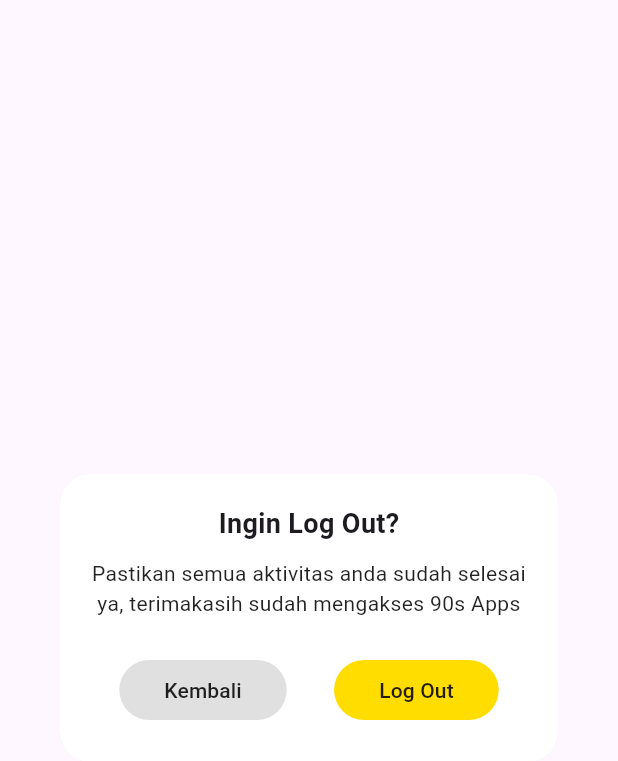
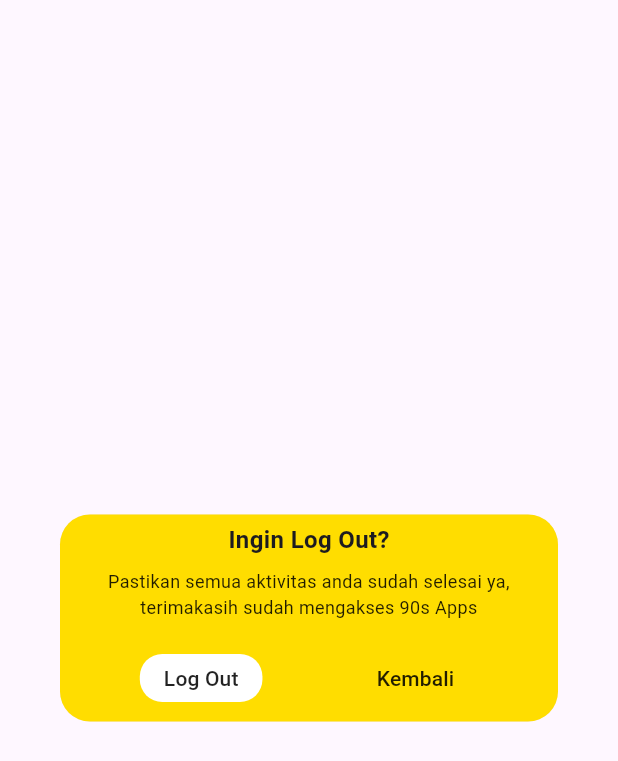
Before and after one commit to ierzet/nineties_connect, a Flutter app: the LogoutDialog widget shown alone on an empty page, opened directly, on a phone screen of 412 x 824 dp. Shown: the top 761 px of the screen. Run offline on Flutter 3.47's test engine with Material 3 defaults, Android fonts, the light colour scheme and no system bars; our stand-ins replace bloc, dots_indicator, equatable, flutter_bloc, flutter_svg, font_awesome_flutter and 3 more; Roboto replaces fonts that are missing (Montserrat); project files that could hold a hidden picture were left out.

Commit message:
fitur-logout

```diff
--- a/lib/features/gallery/presentation/pages/gallery_screen.dart
+++ b/lib/features/gallery/presentation/pages/gallery_screen.dart
@@ -37,6 +37,7 @@ class GalleryScreen extends StatelessWidget {
               const SizedBox(height: 20),
               Row(
                 children: [
+                  const SizedBox(width: 10),
                   Container(
                     decoration: BoxDecoration(
                       shape: BoxShape.circle,
--- a/lib/features/logout/presentation/cubit/logout_state.dart
+++ b/lib/features/logout/presentation/bloc/logout_state.dart
@@ -1,14 +1,10 @@
-part of 'logout_cubit.dart';
+part of 'logout_bloc.dart';
 
 abstract class LogoutState extends Equatable {
-  const LogoutState();
-
   @override
   List<Object> get props => [];
 }
 
 class LogoutInitial extends LogoutState {}
 
-class LogoutLoading extends LogoutState {}
-
 class LogoutSuccess extends LogoutState {}
--- a/lib/features/logout/presentation/cubit/logout_cubit.dart
+++ /dev/null
@@ -1,17 +0,0 @@
-import 'package:bloc/bloc.dart';
-import 'package:equatable/equatable.dart';
-
-part 'logout_state.dart';
-
-class LogoutCubit extends Cubit<LogoutState> {
-  LogoutCubit() : super(LogoutInitial());
-
-  void logout() {
-    emit(LogoutLoading());
-
-    // Simulasi proses logout (misal hapus token atau sesi pengguna)
-    Future.delayed(const Duration(seconds: 1), () {
-      emit(LogoutSuccess());
-    });
-  }
-}
--- a/lib/features/logout/presentation/pages/logout_dialog.dart
+++ b/lib/features/logout/presentation/pages/logout_dialog.dart
@@ -1,7 +1,5 @@
 import 'package:flutter/material.dart';
-import 'package:flutter_bloc/flutter_bloc.dart';
-import 'package:go_router/go_router.dart';
-import '../cubit/logout_cubit.dart';
+import 'package:nineties_connect/core/route/view.dart';
 
 class LogoutDialog extends StatelessWidget {
   const LogoutDialog({super.key});
@@ -9,31 +7,21 @@ class LogoutDialog extends StatelessWidget {
   static Future<void> show(BuildContext context) {
     return showDialog(
       context: context,
-      builder: (BuildContext context) => BlocProvider(
-        create: (_) => LogoutCubit(),
-        child: const LogoutDialog(),
-      ),
+      builder: (BuildContext context) => const LogoutDialog(),
     );
   }
 
   @override
   Widget build(BuildContext context) {
-    return BlocConsumer<LogoutCubit, LogoutState>(
-      listener: (context, state) {
-        if (state is LogoutSuccess) {
-            context.go('/auth');
-        }
-      },
-      builder: (context, state) {
     return Dialog(
       shape: RoundedRectangleBorder(
-            borderRadius: BorderRadius.circular(20),
+        borderRadius: BorderRadius.circular(20), // Mengubah radius menjadi lebih besar
       ),
       child: Container(
-            padding: const EdgeInsets.all(20),
+        padding: const EdgeInsets.all(5), // Menambah padding
         decoration: BoxDecoration(
-              color: Colors.white,
-              borderRadius: BorderRadius.circular(20),
+          color: const Color(0xFFFFDD00),
+          borderRadius: BorderRadius.circular(20), // Mengubah radius menjadi lebih besar
         ),
         child: Column(
           mainAxisSize: MainAxisSize.min,
@@ -41,54 +29,61 @@ class LogoutDialog extends StatelessWidget {
             const Text(
               'Ingin Log Out?',
               style: TextStyle(
-                    fontSize: 18,
+                fontFamily: 'Montserrat', // Mengganti font menjadi Montserrat
+                fontSize: 16, // Mengurangi ukuran font
                 fontWeight: FontWeight.bold,
               ),
             ),
-                const SizedBox(height: 10),
+            const SizedBox(height: 8), // Mengurangi jarak
             const Text(
               'Pastikan semua aktivitas anda sudah selesai ya, terimakasih sudah mengakses 90s Apps',
               textAlign: TextAlign.center,
               style: TextStyle(
-                    fontSize: 14,
+                fontFamily: 'Montserrat', // Mengganti font menjadi Montserrat
+                fontSize: 12, // Mengurangi ukuran font
                 color: Colors.black87,
               ),
             ),
-                const SizedBox(height: 20),
+            const SizedBox(height: 15), // Mengurangi jarak
             Row(
               mainAxisAlignment: MainAxisAlignment.spaceEvenly,
               children: [
+
                 TextButton(
                   onPressed: () {
-                        context.go('/main');
+                    context.go('/auth');
                   },
                   child: Container(
-                        padding: const EdgeInsets.symmetric(horizontal: 30, vertical: 10),
+                    padding: const EdgeInsets.symmetric(horizontal: 16, vertical: 6), // Mengurangi padding dan membuat responsif
                     decoration: BoxDecoration(
-                          color: Colors.grey[300],
-                          borderRadius: BorderRadius.circular(20),
+                      color: Colors.white,
+                      borderRadius: BorderRadius.circular(15), // Mengubah radius menjadi lebih kecil
                     ),
                     child: const Text(
-                          'Kembali',
-                          style: TextStyle(color: Colors.black87),
+                      'Log Out',
+                      style: TextStyle(
+                        fontFamily: 'Montserrat', // Mengganti font menjadi Montserrat
+                        color: Colors.black87,
+                      ),
                     ),
                   ),
                 ),
                 TextButton(
-                      onPressed: state is LogoutLoading
-                          ? null
-                          : () => context.read<LogoutCubit>().logout(),
+                  onPressed: () {
+                    Navigator.pop(context); // Kembali
+                  },
                   child: Container(
-                        padding: const EdgeInsets.symmetric(horizontal: 30, vertical: 10),
+                    padding: const EdgeInsets.symmetric(horizontal: 16, vertical: 6), // Mengurangi padding dan membuat responsif
                     decoration: BoxDecoration(
                       color: const Color(0xFFFFDD00),
-                          borderRadius: BorderRadius.circular(20),
+                      borderRadius: BorderRadius.circular(15), // Mengubah radius menjadi lebih kecil
                     ),
-                        child: state is LogoutLoading
-                            ? const CircularProgressIndicator(color: Colors.black)
-                            : const Text(
-                                'Log Out',
-                                style: TextStyle(color: Colors.black87),
+                    child: const Text(
+                      'Kembali',
+                      style: TextStyle(
+                        fontFamily: 'Montserrat', // Mengganti font menjadi Montserrat
+                        color: Colors.black87,
+                      ),
                     ),
                   ),
                 ),
@@ -98,7 +93,5 @@ class LogoutDialog extends StatelessWidget {
         ),
       ),
     );
-      },
-    );
   }
 }
--- a/lib/features/main/presentation/pages/main_screen.dart
+++ b/lib/features/main/presentation/pages/main_screen.dart
@@ -4,6 +4,7 @@ import 'package:go_router/go_router.dart';
 import 'package:nineties_connect/features/activity/presentation/pages/%20activity_screen.dart';
 import 'package:nineties_connect/features/home/presentation/pages/home_page.dart';
 import 'package:nineties_connect/features/account/presentation/pages/profile_screen.dart';
+import 'package:nineties_connect/features/logout/presentation/pages/logout_dialog.dart';
 import 'package:nineties_connect/features/membership/presentation/pages/membership_screen.dart';
 
 
@@ -61,7 +62,9 @@ class _MainScreenState extends State<MainScreen> {
         actions: [
           IconButton(
             icon: const Icon(Icons.logout, color: Colors.white, size: 30),
-            onPressed: () => context.go('/logout'),
+            onPressed: () {
+              LogoutDialog.show(context);
+            },
           ),
         ],
       ),
--- a/lib/features/membership/presentation/pages/membership_screen.dart
+++ b/lib/features/membership/presentation/pages/membership_screen.dart
@@ -53,7 +53,7 @@ class MembershipView extends StatelessWidget {
             ),
             Column(
               children: [
-                const SizedBox(height: 50),
+                const SizedBox(height: 10),
                 _buildHeader(context),
                 const SizedBox(height: 20),
                 SizedBox(
@@ -86,7 +86,7 @@ class MembershipView extends StatelessWidget {
                     child: Column(
                       children: [
                         _buildTabBar(),
-                        const SizedBox(height: 20),
+                        const SizedBox(height: 5),
                         Expanded(
                           child: TabBarView(
                             children: [
```
Also changed, not shown: lib/features/detail_activity/presentation/pages/detail_screen.dart (+7 -6 lines), lib/features/logout/presentation/bloc/logout_bloc.dart (added, +13 -0 lines), lib/features/logout/presentation/bloc/logout_event.dart (added, +8 -0 lines). Lines whose indentation alone changed are shown as unchanged.
